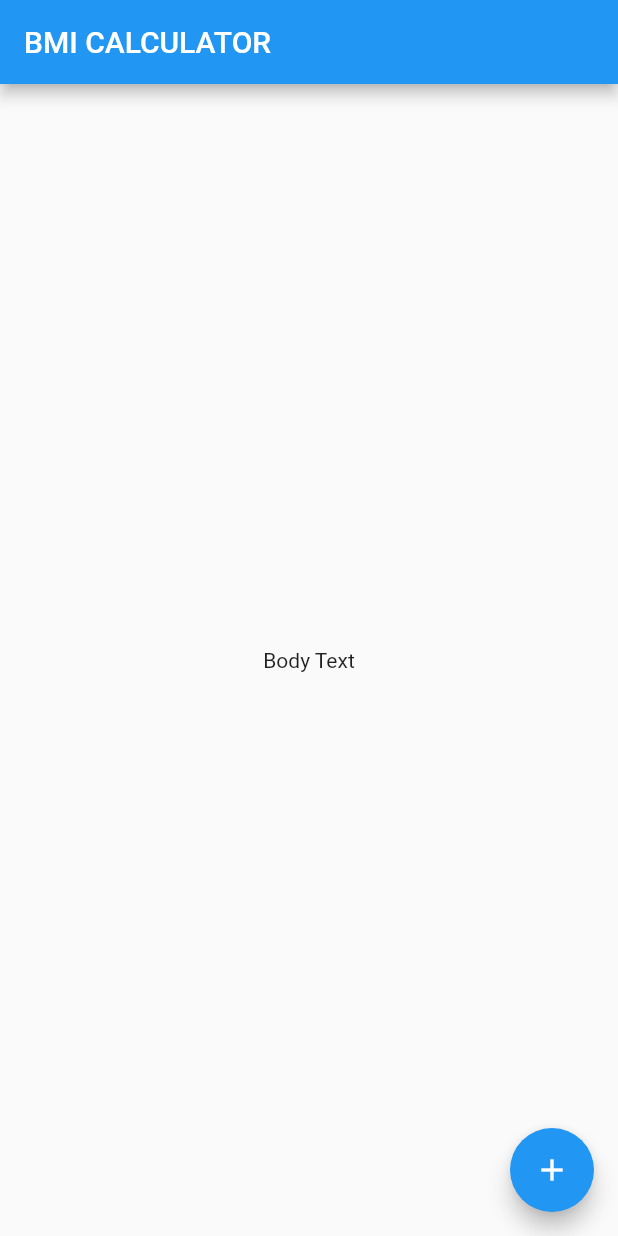
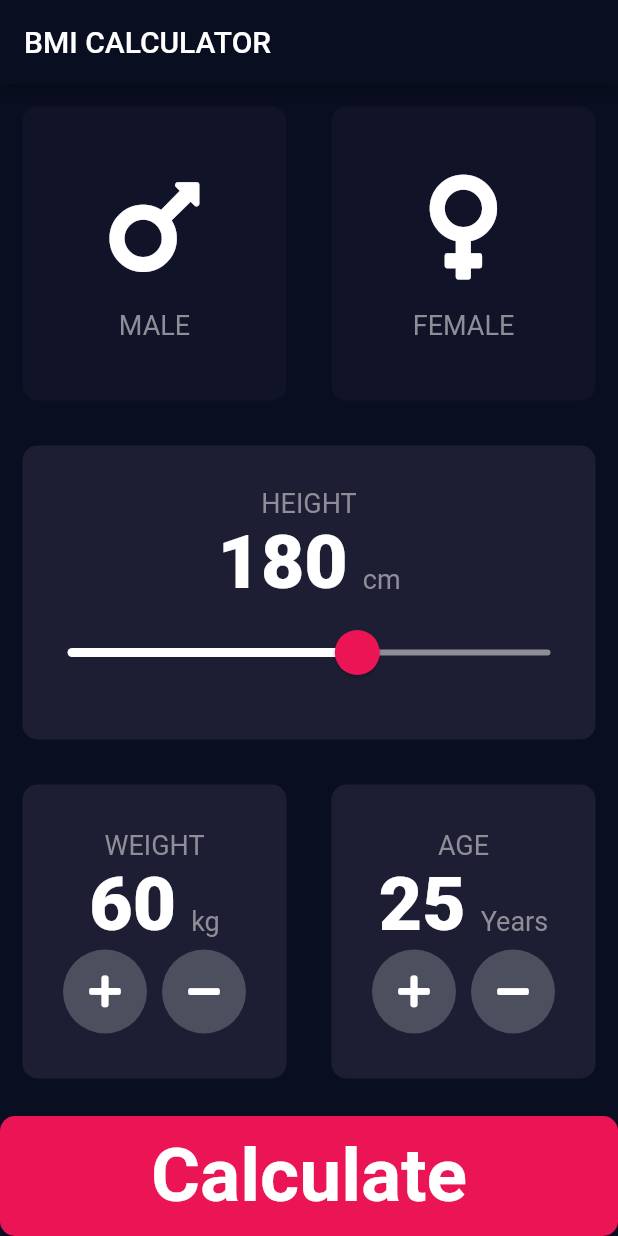
Before and after one commit to stuartclaghorn/bmi-calculator-flutter, a Flutter app: the screen it shows after launch, on a phone screen of 412 x 824 dp. Run offline on Flutter 3.47's test engine with Material 2 defaults, Android fonts, the phone set to English and light mode, and no system bars; our stand-ins replace font_awesome_flutter.

Commit message:
Up to working (116 of 170)

```diff
--- /dev/null
+++ b/lib/bottom_button.dart
@@ -0,0 +1,34 @@
+import 'package:flutter/material.dart';
+import 'constants.dart';
+import 'results_page.dart';
+
+class BottomButton extends StatelessWidget {
+  const BottomButton({
+    Key key,
+  }) : super(key: key);
+
+  @override
+  Widget build(BuildContext context) {
+    return GestureDetector(
+      onTap: () {
+        Navigator.push(
+            context, MaterialPageRoute(builder: (context) => ResultsPage()));
+      },
+      child: Container(
+        margin: EdgeInsets.only(top: 10.0),
+        decoration: BoxDecoration(
+          color: kBottomContainerColor,
+          borderRadius: BorderRadius.circular(10.0),
+        ),
+        width: double.infinity,
+        height: kBottomContainerHeight,
+        child: Center(
+          child: Text(
+            'Calculate',
+            style: kTitleTextStyle,
+          ),
+        ),
+      ),
+    );
+  }
+}
--- /dev/null
+++ b/lib/constants.dart
@@ -0,0 +1,45 @@
+import 'package:flutter/material.dart';
+
+const kMinHeight = 120.0;
+const kMaxHeight = 220.0;
+const kBottomContainerHeight = 80.0;
+const kActiveCardColor = Color(0xFF1D1E33);
+const kInActiveCardColor = Color(0xFF111328);
+const kBottomContainerColor = Color(0xFFEB1555);
+const kActiveSliderColor = Color(0xFFEB1555);
+const kInactiveSliderColor = Color(0xFF8D8E98);
+
+const kTitleTextStyle = TextStyle(
+  fontSize: 50.0,
+  fontWeight: FontWeight.bold,
+);
+
+const kLabelTextStyle = TextStyle(
+  fontSize: 18.0,
+  color: Color(0xFF8D8E98),
+);
+
+const kLargeButtonTextStyle = TextStyle(
+  fontSize: 25.0,
+  fontWeight: FontWeight.bold,
+); // TextStyle
+
+const kNumberTextStyle = TextStyle(
+  fontSize: 50.0,
+  fontWeight: FontWeight.w900,
+); // TextStyle
+
+const kResultsTextStyle = TextStyle(
+  color: Color(0xFF24D876),
+  fontSize: 28.0,
+  fontWeight: FontWeight.bold,
+);
+
+const kBMITextStyle = TextStyle(
+  fontSize: 100.0,
+  fontWeight: FontWeight.bold,
+);
+
+const kBodyTextStyle = TextStyle(
+  fontSize: 22.0,
+);
--- /dev/null
+++ b/lib/icon_content.dart
@@ -0,0 +1,29 @@
+import 'package:flutter/material.dart';
+import 'constants.dart';
+
+class IconContent extends StatelessWidget {
+  final IconData icon;
+  final String title;
+
+  IconContent({this.icon, this.title});
+
+  @override
+  Widget build(BuildContext context) {
+    return Column(
+      mainAxisAlignment: MainAxisAlignment.center,
+      children: <Widget>[
+        Icon(
+          icon,
+          size: 80.0,
+        ),
+        SizedBox(
+          height: 15.0,
+        ),
+        Text(
+          title,
+          style: kLabelTextStyle,
+        ),
+      ],
+    );
+  }
+}
--- /dev/null
+++ b/lib/input_page.dart
@@ -0,0 +1,242 @@
+import 'package:flutter/material.dart';
+import 'package:font_awesome_flutter/font_awesome_flutter.dart';
+import 'constants.dart';
+import 'reusable_card.dart';
+import 'icon_content.dart';
+import 'bottom_button.dart';
+import 'round_icon_button.dart';
+
+enum Gender {
+  male,
+  female,
+}
+
+class InputPage extends StatefulWidget {
+  @override
+  _InputPageState createState() => _InputPageState();
+}
+
+class _InputPageState extends State<InputPage> {
+  Gender selectedGender;
+  int height = 180;
+  int weight = 60;
+  int age = 25;
+
+  @override
+  Widget build(BuildContext context) {
+    return Scaffold(
+      appBar: AppBar(
+        title: Text('BMI CALCULATOR'),
+      ),
+      body: Column(
+        crossAxisAlignment: CrossAxisAlignment.stretch,
+        children: <Widget>[
+          Expanded(
+            child: Row(
+              children: <Widget>[
+                Expanded(
+                  child: ReusableCard(
+                    onPress: () {
+                      setState(() {
+                        selectedGender = Gender.male;
+                      });
+                    },
+                    color: selectedGender == Gender.male
+                        ? kActiveCardColor
+                        : kInActiveCardColor,
+                    cardChild: IconContent(
+                      icon: FontAwesomeIcons.mars,
+                      title: 'MALE',
+                    ),
+                  ),
+                ),
+                Expanded(
+                  child: ReusableCard(
+                    onPress: () {
+                      setState(() {
+                        selectedGender = Gender.female;
+                      });
+                    },
+                    color: selectedGender == Gender.female
+                        ? kActiveCardColor
+                        : kInActiveCardColor,
+                    cardChild: IconContent(
+                      icon: FontAwesomeIcons.venus,
+                      title: 'FEMALE',
+                    ),
+                  ),
+                ),
+              ],
+            ),
+          ),
+          Expanded(
+            child: ReusableCard(
+              color: kActiveCardColor,
+              cardChild: Column(
+                mainAxisAlignment: MainAxisAlignment.center,
+                children: <Widget>[
+                  Text(
+                    'HEIGHT',
+                    style: kLabelTextStyle,
+                  ),
+                  Row(
+                    mainAxisAlignment: MainAxisAlignment.center,
+                    crossAxisAlignment: CrossAxisAlignment.baseline,
+                    textBaseline: TextBaseline.alphabetic,
+                    children: <Widget>[
+                      Text(
+                        height.toString(),
+                        style: kNumberTextStyle,
+                      ),
+                      SizedBox(
+                        width: 10.0,
+                      ),
+                      Text(
+                        'cm',
+                        style: kLabelTextStyle,
+                      ),
+                    ],
+                  ),
+                  SliderTheme(
+                    data: SliderTheme.of(context).copyWith(
+                      activeTrackColor: Colors.white,
+                      thumbColor: Color(0xFFEB1555),
+                      overlayColor: Color(0x29EB1555),
+                      thumbShape: RoundSliderThumbShape(
+                        enabledThumbRadius: 15.0,
+                      ),
+                      overlayShape:
+                          RoundSliderOverlayShape(overlayRadius: 30.0),
+                    ),
+                    child: Slider(
+                        value: height.toDouble(),
+                        min: kMinHeight,
+                        max: kMaxHeight,
+                        inactiveColor: kInactiveSliderColor,
+                        onChanged: (double newValue) {
+                          setState(() {
+                            height = newValue.round();
+                          });
+                        }),
+                  ),
+                ],
+              ),
+            ),
+          ),
+          Expanded(
+            child: Row(
+              children: <Widget>[
+                Expanded(
+                  child: ReusableCard(
+                    color: kActiveCardColor,
+                    cardChild: Column(
+                      mainAxisAlignment: MainAxisAlignment.center,
+                      children: <Widget>[
+                        Text(
+                          'WEIGHT',
+                          style: kLabelTextStyle,
+                        ),
+                        Row(
+                          mainAxisAlignment: MainAxisAlignment.center,
+                          crossAxisAlignment: CrossAxisAlignment.baseline,
+                          textBaseline: TextBaseline.alphabetic,
+                          children: <Widget>[
+                            Text(
+                              weight.toString(),
+                              style: kNumberTextStyle,
+                            ),
+                            SizedBox(
+                              width: 10.0,
+                            ),
+                            Text(
+                              'kg',
+                              style: kLabelTextStyle,
+                            ),
+                          ],
+                        ),
+                        Row(
+                          mainAxisAlignment: MainAxisAlignment.center,
+                          children: <Widget>[
+                            RoundIconButton(
+                                icon: FontAwesomeIcons.plus,
+                                onPressed: () {
+                                  setState(() {
+                                    weight++;
+                                  });
+                                }),
+                            SizedBox(
+                              width: 10.0,
+                            ),
+                            RoundIconButton(
+                                icon: FontAwesomeIcons.minus,
+                                onPressed: () {
+                                  setState(() {
+                                    weight--;
+                                  });
+                                }),
+                          ],
+                        ),
+                      ],
+                    ),
+                  ),
+                ),
+                Expanded(
+                  child: ReusableCard(
+                      color: kActiveCardColor,
+                      cardChild: Column(
+                        mainAxisAlignment: MainAxisAlignment.center,
+                        children: <Widget>[
+                          Text(
+                            'AGE',
+                            style: kLabelTextStyle,
+                          ),
+                          Row(
+                            mainAxisAlignment: MainAxisAlignment.center,
+                            crossAxisAlignment: CrossAxisAlignment.baseline,
+                            textBaseline: TextBaseline.alphabetic,
+                            children: <Widget>[
+                              Text(
+                                age.toString(),
+                                style: kNumberTextStyle,
+                              ),
+                              SizedBox(width: 10.0),
+                              Text(
+                                'Years',
+                                style: kLabelTextStyle,
+                              ),
+                            ],
+                          ),
+                          Row(
+                            mainAxisAlignment: MainAxisAlignment.center,
+                            children: <Widget>[
+                              RoundIconButton(
+                                  icon: FontAwesomeIcons.plus,
+                                  onPressed: () {
+                                    setState(() {
+                                      age++;
+                                    });
+                                  }),
+                              SizedBox(
+                                width: 10.0,
+                              ),
+                              RoundIconButton(
+                                  icon: FontAwesomeIcons.minus,
+                                  onPressed: () {
+                                    setState(() {
+                                      age--;
+                                    });
+                                  }),
+                            ],
+                          ),
+                        ],
+                      )),
+                ),
+              ],
+            ),
+          ),
+          BottomButton(),
+        ],
+      ),
+    );
+  }
+}
--- a/lib/main.dart
+++ b/lib/main.dart
@@ -1,4 +1,6 @@
 import 'package:flutter/material.dart';
+import 'input_page.dart';
+import 'results_page.dart';
 
 void main() => runApp(BMICalculator());
 
@@ -6,29 +8,12 @@ class BMICalculator extends StatelessWidget {
   @override
   Widget build(BuildContext context) {
     return MaterialApp(
+      debugShowCheckedModeBanner: false,
+      theme: ThemeData.dark().copyWith(
+        primaryColor: Color(0xFF0A0E21),
+        scaffoldBackgroundColor: Color(0xFF0A0E21),
+      ),
       home: InputPage(),
     );
   }
 }
-
-class InputPage extends StatefulWidget {
-  @override
-  _InputPageState createState() => _InputPageState();
-}
-
-class _InputPageState extends State<InputPage> {
-  @override
-  Widget build(BuildContext context) {
-    return Scaffold(
-      appBar: AppBar(
-        title: Text('BMI CALCULATOR'),
-      ),
-      body: Center(
-        child: Text('Body Text'),
-      ),
-      floatingActionButton: FloatingActionButton(
-        child: Icon(Icons.add),
-      ),
-    );
-  }
-}
--- /dev/null
+++ b/lib/results_page.dart
@@ -0,0 +1,53 @@
+import 'package:flutter/material.dart';
+import 'reusable_card.dart';
+import 'constants.dart';
+
+class ResultsPage extends StatelessWidget {
+  @override
+  Widget build(BuildContext context) {
+    return Scaffold(
+      appBar: AppBar(
+        title: Text('BMI CALCULATOR'),
+      ),
+      body: Column(
+        mainAxisAlignment: MainAxisAlignment.center,
+        crossAxisAlignment: CrossAxisAlignment.center,
+        children: <Widget>[
+          Expanded(
+            child: Container(
+              child: Text(
+                'Your Results',
+                style: kTitleTextStyle,
+              ),
+            ),
+          ),
+          Expanded(
+            flex: 5,
+            child: ReusableCard(
+              color: kActiveCardColor,
+              cardChild: Column(
+                mainAxisAlignment: MainAxisAlignment.spaceEvenly,
+                crossAxisAlignment: CrossAxisAlignment.center,
+                children: <Widget>[
+                  Text(
+                    'Normal',
+                    style: kResultsTextStyle,
+                  ),
+                  Text(
+                    '18.3',
+                    style: kBMITextStyle,
+                  ),
+                  Text(
+                    'Your weight is a little low.  Have a sammich.',
+                    textAlign: TextAlign.center,
+                    style: kBodyTextStyle,
+                  )
+                ],
+              ),
+            ),
+          ),
+        ],
+      ),
+    );
+  }
+}
--- /dev/null
+++ b/lib/reusable_card.dart
@@ -0,0 +1,24 @@
+import 'package:flutter/material.dart';
+
+class ReusableCard extends StatelessWidget {
+  ReusableCard({@required this.color, this.cardChild, this.onPress});
+
+  final Color color;
+  final Widget cardChild;
+  final Function onPress;
+
+  @override
+  Widget build(BuildContext context) {
+    return GestureDetector(
+      onTap: onPress,
+      child: Container(
+        child: cardChild,
+        margin: EdgeInsets.all(15.0),
+        decoration: BoxDecoration(
+          color: color,
+          borderRadius: BorderRadius.circular(10.0),
+        ),
+      ),
+    );
+  }
+}
--- /dev/null
+++ b/lib/round_icon_button.dart
@@ -0,0 +1,23 @@
+import 'package:flutter/material.dart';
+
+class RoundIconButton extends StatelessWidget {
+  RoundIconButton({this.icon, this.onPressed});
+
+  final IconData icon;
+  final Function onPressed;
+
+  @override
+  Widget build(BuildContext context) {
+    return RawMaterialButton(
+      child: Icon(icon),
+      shape: CircleBorder(),
+      fillColor: Color(0xFF4C4F5E),
+      elevation: 0.0,
+      constraints: BoxConstraints.tightFor(
+        height: 56.0,
+        width: 56.0,
+      ),
+      onPressed: onPressed,
+    );
+  }
+}
--- a/pubspec.yaml
+++ b/pubspec.yaml
@@ -11,6 +11,7 @@ dependencies:
     sdk: flutter
 
   cupertino_icons: ^0.1.2
+  font_awesome_flutter: ^8.4.0
 
 dev_dependencies:
   flutter_test:
```
